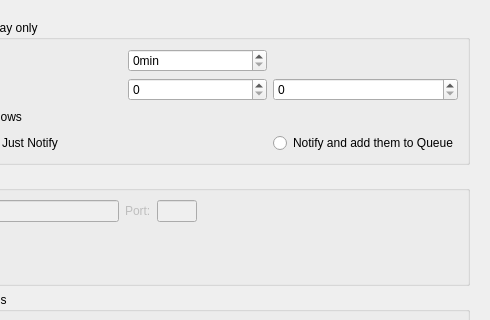
The window that trunk/shaman/ui/configDialog.ui (drf/shaman1) describes before a commit, drawn with Qt 5; both pictures show x 321 to 811 and y 0 to 320 of the 811 by 659 pixel window.
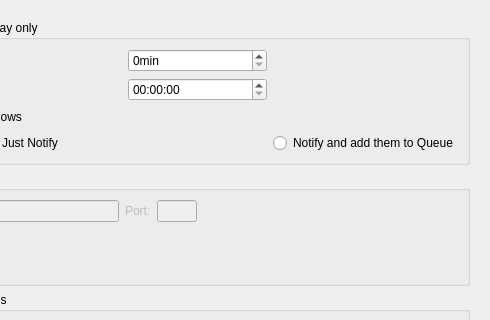
The same window after the commit. The open tabs and pages were chosen to show the change. Icons and pictures are not drawn.

Patch:
```diff
--- a/trunk/shaman/ui/configDialog.ui
+++ b/trunk/shaman/ui/configDialog.ui
@@ -1013,18 +1013,7 @@
            </widget>
           </item>
           <item row="1" column="2" >
-           <widget class="QSpinBox" name="hourSchedSpin" >
-            <property name="maximum" >
-             <number>23</number>
-            </property>
-           </widget>
-          </item>
-          <item row="1" column="3" >
-           <widget class="QSpinBox" name="minuteSchedSpin" >
-            <property name="maximum" >
-             <number>59</number>
-            </property>
-           </widget>
+           <widget class="QTimeEdit" name="schedTimeEdit" />
           </item>
          </layout>
         </widget>
```
